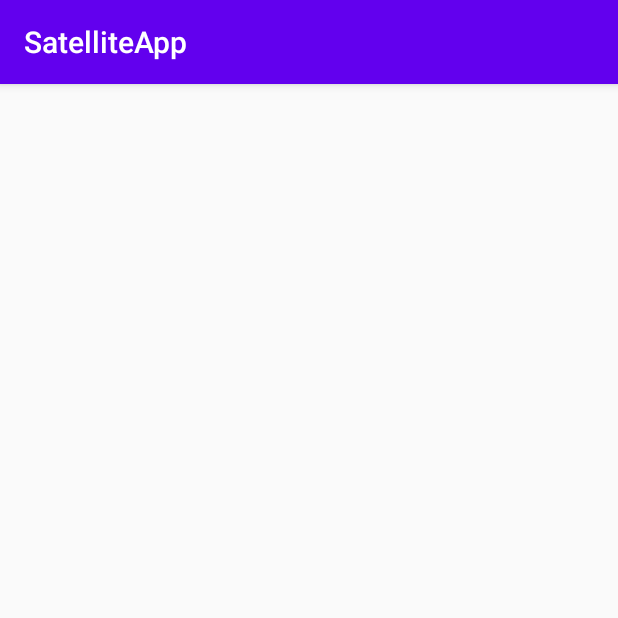
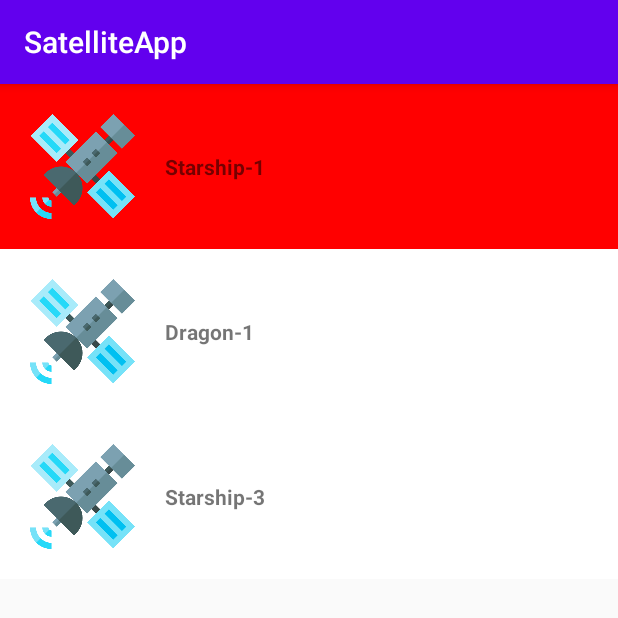
Before and after one commit to TezcanYusuf/Satellite-Android-App, an Android app: the screen it shows after launch (MainActivity), on a phone screen of 412 x 824 dp, the top half of it. Run offline under Robolectric (Android 15) with nearby library versions, the phone set to English and light mode, and no system bars; our stand-ins replace Dagger/Hilt's generated code, data binding; 2 statements that could not run were skipped.

Commit message:
Satellite list added recyclerview and clicklistener added

```diff
--- a/app/build.gradle
+++ b/app/build.gradle
@@ -53,9 +53,9 @@ dependencies {
     implementation "org.jetbrains.kotlin:kotlin-stdlib:$kotlin_version"
     implementation 'androidx.core:core-ktx:1.3.2'
     implementation 'androidx.appcompat:appcompat:1.2.0'
-    implementation 'com.google.android.material:material:1.3.0'
     implementation 'androidx.constraintlayout:constraintlayout:2.0.4'
     implementation 'androidx.legacy:legacy-support-v4:1.0.0'
+    implementation 'com.google.android.material:material:1.6.0'
 
     //Hilt
     implementation 'com.google.dagger:hilt-android:2.28.1-alpha'
--- a/app/src/main/java/com/yusuf/satelliteapp/Utils.kt
+++ b/app/src/main/java/com/yusuf/satelliteapp/Utils.kt
@@ -3,4 +3,7 @@ package com.yusuf.satelliteapp
 object Utils {
 
     const val satelliteList = "satellite_list.json"
+
+    fun Int?.orZero(): Int = this ?: 0
+
 }
--- a/app/src/main/java/com/yusuf/satelliteapp/ui/list/SatelliteListFragment.kt
+++ b/app/src/main/java/com/yusuf/satelliteapp/ui/list/SatelliteListFragment.kt
@@ -7,6 +7,7 @@ import com.yusuf.satelliteapp.base.BaseFragment
 import com.yusuf.satelliteapp.databinding.FragmentSatelliteListBinding
 import com.yusuf.satelliteapp.extensions.observe
 import com.yusuf.satelliteapp.models.SatelliteListModel
+import com.yusuf.satelliteapp.ui.list.adapter.SatelliteAdapter
 
 class SatelliteListFragment : BaseFragment<SatelliteListViewModel, FragmentSatelliteListBinding>() {
 
@@ -29,8 +30,7 @@ class SatelliteListFragment : BaseFragment<SatelliteListViewModel, FragmentSatel
     }
 
     private fun onSatelliteListChanged(satelliteListModel: SatelliteListModel) {
-        Log.e("dattaa", satelliteListModel.toString())
-
+        viewBinding.rvSatellite.adapter = SatelliteAdapter(satelliteListModel, viewModel)
     }
 
 }
--- a/app/src/main/java/com/yusuf/satelliteapp/ui/list/SatelliteListViewModel.kt
+++ b/app/src/main/java/com/yusuf/satelliteapp/ui/list/SatelliteListViewModel.kt
@@ -5,6 +5,7 @@ import androidx.lifecycle.MutableLiveData
 import com.google.gson.Gson
 import com.yusuf.satelliteapp.base.BaseViewModel
 import com.yusuf.satelliteapp.models.SatelliteListModel
+import com.yusuf.satelliteapp.models.SatelliteListModelItem
 
 class SatelliteListViewModel: BaseViewModel() {
 
@@ -15,4 +16,8 @@ class SatelliteListViewModel: BaseViewModel() {
         val gson = Gson()
         _satelliteList.value = (gson.fromJson(data, SatelliteListModel::class.java))
     }
+
+    fun satelliteListClick(satellite: SatelliteListModelItem) {
+
+    }
 }
--- /dev/null
+++ b/app/src/main/java/com/yusuf/satelliteapp/ui/list/adapter/SatelliteAdapter.kt
@@ -0,0 +1,43 @@
+package com.yusuf.satelliteapp.ui.list.adapter
+
+import android.view.LayoutInflater
+import android.view.ViewGroup
+import androidx.recyclerview.widget.RecyclerView
+import com.yusuf.satelliteapp.databinding.ItemSatelliteBinding
+import com.yusuf.satelliteapp.models.SatelliteListModelItem
+import com.yusuf.satelliteapp.ui.list.SatelliteListViewModel
+
+class SatelliteAdapter(
+    private var list: ArrayList<SatelliteListModelItem>,
+    private val viewModel: SatelliteListViewModel
+) :
+    RecyclerView.Adapter<SatelliteAdapter.ViewHolder>() {
+
+    override fun onCreateViewHolder(parent: ViewGroup, viewType: Int): ViewHolder {
+        val inflater = LayoutInflater.from(parent.context)
+        val binding = ItemSatelliteBinding.inflate(inflater, parent, false)
+        return ViewHolder(binding, viewModel)
+    }
+
+    override fun getItemCount(): Int = list.size
+
+    override fun onBindViewHolder(holder: ViewHolder, position: Int) =
+        holder.bind(list[position])
+
+    inner class ViewHolder(
+        private val binding: ItemSatelliteBinding,
+        private val viewModel: SatelliteListViewModel
+    ) :
+        RecyclerView.ViewHolder(binding.root) {
+        fun bind(item: SatelliteListModelItem) {
+            binding.satellite = item
+            binding.executePendingBindings()
+        }
+    }
+
+    fun setItems(items: List<SatelliteListModelItem>) {
+        list.clear()
+        list.addAll(items)
+        notifyDataSetChanged()
+    }
+}
--- a/app/src/main/res/layout/fragment_satellite_list.xml
+++ b/app/src/main/res/layout/fragment_satellite_list.xml
@@ -1,11 +1,23 @@
 <?xml version="1.0" encoding="utf-8"?>
-<layout>
+<layout xmlns:android="http://schemas.android.com/apk/res/android"
+    xmlns:app="http://schemas.android.com/apk/res-auto"
+    xmlns:tools="http://schemas.android.com/tools">
 
-    <androidx.constraintlayout.widget.ConstraintLayout xmlns:android="http://schemas.android.com/apk/res/android"
+    <androidx.constraintlayout.widget.ConstraintLayout
         android:layout_width="match_parent"
         android:layout_height="match_parent">
 
-
+        <androidx.recyclerview.widget.RecyclerView
+            android:id="@+id/rvSatellite"
+            dividerPaddingStart="@{@dimen/height_1}"
+            android:layout_width="match_parent"
+            android:layout_height="0dp"
+            app:layoutManager="androidx.recyclerview.widget.LinearLayoutManager"
+            app:layout_constraintBottom_toBottomOf="parent"
+            app:layout_constraintEnd_toEndOf="parent"
+            app:layout_constraintStart_toStartOf="parent"
+            app:layout_constraintTop_toTopOf="parent"
+            tools:listitem="@layout/item_satellite" />
 
     </androidx.constraintlayout.widget.ConstraintLayout>
 </layout>
--- /dev/null
+++ b/app/src/main/res/layout/item_satellite.xml
@@ -0,0 +1,56 @@
+<?xml version="1.0" encoding="utf-8"?>
+<layout xmlns:app="http://schemas.android.com/apk/res-auto"
+    xmlns:android="http://schemas.android.com/apk/res/android"
+    xmlns:tools="http://schemas.android.com/tools">
+
+    <data>
+        <variable
+            name="satellite"
+            type="com.yusuf.satelliteapp.models.SatelliteListModelItem" />
+
+        <variable
+            name="viewModel"
+            type="com.yusuf.satelliteapp.ui.list.SatelliteListViewModel" />
+
+    </data>
+
+
+    <androidx.constraintlayout.widget.ConstraintLayout
+        android:layout_width="match_parent"
+        android:layout_height="wrap_content"
+        android:onClick="@{() -> viewModel.satelliteListClick(satellite)}"
+        android:background="@{satellite.active ? @color/white : @color/red}">
+
+        <androidx.appcompat.widget.AppCompatImageView
+            android:id="@+id/appCompatImageView"
+            android:layout_width="@dimen/width_70"
+            android:layout_height="@dimen/height_70"
+            android:layout_marginStart="@dimen/margin_20dp"
+            android:layout_marginTop="@dimen/margin_20dp"
+            android:layout_marginBottom="@dimen/margin_20dp"
+            android:src="@drawable/satellite"
+            app:layout_constraintBottom_toBottomOf="parent"
+            app:layout_constraintStart_toStartOf="parent"
+            app:layout_constraintTop_toTopOf="parent">
+
+        </androidx.appcompat.widget.AppCompatImageView>
+
+        <androidx.appcompat.widget.AppCompatTextView
+            android:layout_width="0dp"
+            android:layout_height="wrap_content"
+            android:layout_marginEnd="@dimen/margin_20dp"
+            android:layout_marginStart="@dimen/margin_20dp"
+            android:textStyle="bold"
+            android:text="@{satellite.name}"
+            app:layout_constraintBottom_toBottomOf="@+id/appCompatImageView"
+            app:layout_constraintEnd_toEndOf="parent"
+            app:layout_constraintStart_toEndOf="@+id/appCompatImageView"
+            app:layout_constraintTop_toTopOf="@+id/appCompatImageView"
+            tools:text="Satellite A">
+
+        </androidx.appcompat.widget.AppCompatTextView>
+
+
+
+    </androidx.constraintlayout.widget.ConstraintLayout>
+</layout>
--- a/app/src/main/res/values/colors.xml
+++ b/app/src/main/res/values/colors.xml
@@ -7,4 +7,5 @@
     <color name="teal_700">#FF018786</color>
     <color name="black">#FF000000</color>
     <color name="white">#FFFFFFFF</color>
+    <color name="red">#FF0000</color>
 </resources>
```
Also changed, not shown: app/src/main/java/com/yusuf/satelliteapp/bindings/RecyclerViewBindings.kt (added, +71 -0 lines), app/src/main/java/com/yusuf/satelliteapp/common/SpaceItemDecoration.kt (added, +25 -0 lines), app/src/main/java/com/yusuf/satelliteapp/extensions/ContextExtensions.kt (added, +14 -0 lines), app/src/main/java/com/yusuf/satelliteapp/extensions/RecyclerViewExtension.kt (added, +28 -0 lines), app/src/main/java/com/yusuf/satelliteapp/extensions/ResourcesExtensions.kt (added, +8 -0 lines), app/src/main/java/com/yusuf/satelliteapp/extensions/ViewExtensions.kt (added, +13 -0 lines), app/src/main/res/values/dimens.xml (added, +32 -0 lines), app/src/main/res/drawable-v24/satellite.png (added).
